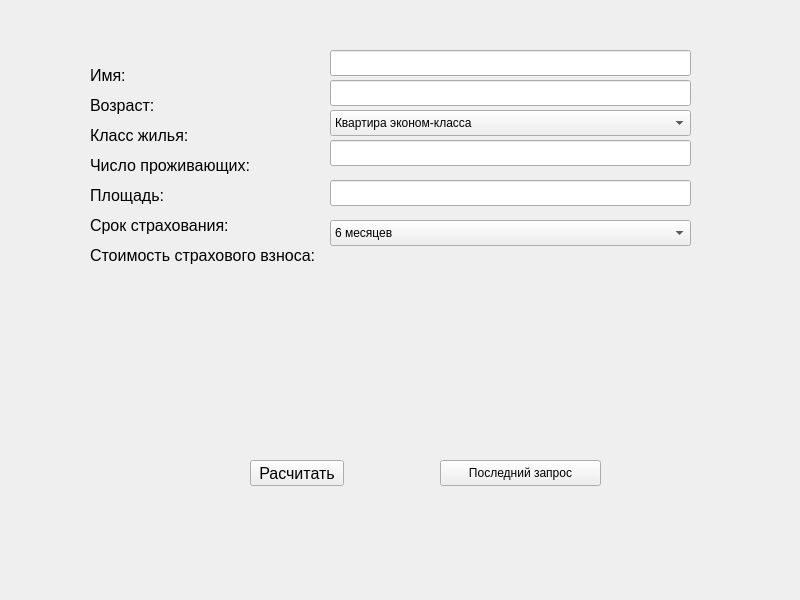
The window that 2 curs/2_half/OOP/lab6/widget.ui (Weit145/OP-SUAI-4431) describes before a commit, drawn with Qt 5.
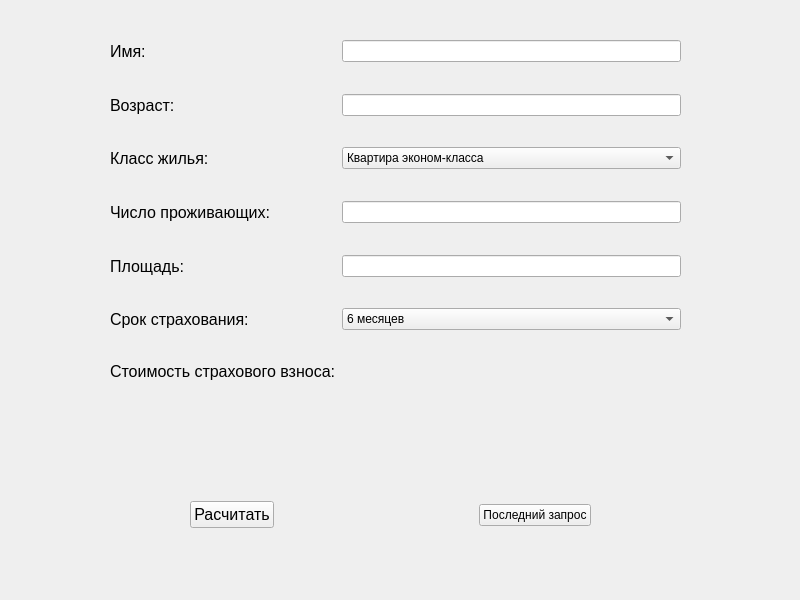
The same window after the commit.

Commit message: Add chage :memo:

Patch:
```diff
--- a/2 curs/2_half/OOP/lab6/widget.ui
+++ b/2 curs/2_half/OOP/lab6/widget.ui
@@ -13,15 +13,36 @@
   <property name="windowTitle">
    <string>Widget</string>
   </property>
+  <widget class="QLabel" name="cost">
+   <property name="geometry">
+    <rect>
+     <x>330</x>
+     <y>260</y>
+     <width>66</width>
+     <height>18</height>
+    </rect>
+   </property>
+   <property name="font">
+    <font>
+     <pointsize>12</pointsize>
+    </font>
+   </property>
+   <property name="text">
+    <string/>
+   </property>
+  </widget>
+  <widget class="QWidget" name="formLayoutWidget">
+   <property name="geometry">
+    <rect>
+     <x>110</x>
+     <y>40</y>
+     <width>571</width>
+     <height>341</height>
+    </rect>
+   </property>
+   <layout class="QFormLayout" name="formLayout_2">
+    <item row="0" column="0">
   <widget class="QLabel" name="label">
-   <property name="geometry">
-    <rect>
-     <x>90</x>
-     <y>60</y>
-     <width>71</width>
-     <height>31</height>
-    </rect>
-   </property>
    <property name="font">
     <font>
      <pointsize>12</pointsize>
@@ -31,33 +52,12 @@
     <string>Имя:</string>
    </property>
   </widget>
-  <widget class="QLabel" name="label_2">
-   <property name="geometry">
-    <rect>
-     <x>90</x>
-     <y>90</y>
-     <width>71</width>
-     <height>31</height>
-    </rect>
-   </property>
-   <property name="font">
-    <font>
-     <pointsize>12</pointsize>
-    </font>
-   </property>
-   <property name="text">
-    <string>Возраст:</string>
-   </property>
-  </widget>
+    </item>
+    <item row="0" column="1">
+     <widget class="QLineEdit" name="owner"/>
+    </item>
+    <item row="4" column="0">
   <widget class="QLabel" name="label_3">
-   <property name="geometry">
-    <rect>
-     <x>90</x>
-     <y>120</y>
-     <width>111</width>
-     <height>31</height>
-    </rect>
-   </property>
    <property name="font">
     <font>
      <pointsize>12</pointsize>
@@ -67,15 +67,48 @@
     <string>Класс жилья:</string>
    </property>
   </widget>
+    </item>
+    <item row="4" column="1">
+     <widget class="QComboBox" name="estateType">
+      <item>
+       <property name="text">
+        <string>Квартира эконом-класса</string>
+       </property>
+      </item>
+      <item>
+       <property name="text">
+        <string>Элитная квартира</string>
+       </property>
+      </item>
+      <item>
+       <property name="text">
+        <string>Таун-хаус</string>
+       </property>
+      </item>
+      <item>
+       <property name="text">
+        <string>Коттедж</string>
+       </property>
+      </item>
+     </widget>
+    </item>
+    <item row="2" column="0">
+     <widget class="QLabel" name="label_2">
+      <property name="font">
+       <font>
+        <pointsize>12</pointsize>
+       </font>
+      </property>
+      <property name="text">
+       <string>Возраст:</string>
+      </property>
+     </widget>
+    </item>
+    <item row="2" column="1">
+     <widget class="QLineEdit" name="age"/>
+    </item>
+    <item row="6" column="0">
   <widget class="QLabel" name="label_4">
-   <property name="geometry">
-    <rect>
-     <x>90</x>
-     <y>150</y>
-     <width>181</width>
-     <height>31</height>
-    </rect>
-   </property>
    <property name="font">
     <font>
      <pointsize>12</pointsize>
@@ -85,15 +118,12 @@
     <string>Число проживающих:</string>
    </property>
   </widget>
+    </item>
+    <item row="6" column="1">
+     <widget class="QLineEdit" name="residents"/>
+    </item>
+    <item row="8" column="0">
   <widget class="QLabel" name="label_5">
-   <property name="geometry">
-    <rect>
-     <x>90</x>
-     <y>180</y>
-     <width>111</width>
-     <height>31</height>
-    </rect>
-   </property>
    <property name="font">
     <font>
      <pointsize>12</pointsize>
@@ -103,15 +133,12 @@
     <string>Площадь:</string>
    </property>
   </widget>
+    </item>
+    <item row="8" column="1">
+     <widget class="QLineEdit" name="area"/>
+    </item>
+    <item row="10" column="0">
   <widget class="QLabel" name="label_6">
-   <property name="geometry">
-    <rect>
-     <x>90</x>
-     <y>210</y>
-     <width>161</width>
-     <height>31</height>
-    </rect>
-   </property>
    <property name="font">
     <font>
      <pointsize>12</pointsize>
@@ -121,103 +148,9 @@
     <string>Срок страхования:</string>
    </property>
   </widget>
-  <widget class="QLabel" name="label_7">
-   <property name="geometry">
-    <rect>
-     <x>90</x>
-     <y>240</y>
-     <width>251</width>
-     <height>31</height>
-    </rect>
-   </property>
-   <property name="font">
-    <font>
-     <pointsize>12</pointsize>
-    </font>
-   </property>
-   <property name="text">
-    <string>Стоимость страхового взноса:</string>
-   </property>
-  </widget>
-  <widget class="QLineEdit" name="owner">
-   <property name="geometry">
-    <rect>
-     <x>330</x>
-     <y>50</y>
-     <width>361</width>
-     <height>26</height>
-    </rect>
-   </property>
-  </widget>
-  <widget class="QLineEdit" name="age">
-   <property name="geometry">
-    <rect>
-     <x>330</x>
-     <y>80</y>
-     <width>361</width>
-     <height>26</height>
-    </rect>
-   </property>
-  </widget>
-  <widget class="QLineEdit" name="residents">
-   <property name="geometry">
-    <rect>
-     <x>330</x>
-     <y>140</y>
-     <width>361</width>
-     <height>26</height>
-    </rect>
-   </property>
-  </widget>
-  <widget class="QLineEdit" name="area">
-   <property name="geometry">
-    <rect>
-     <x>330</x>
-     <y>180</y>
-     <width>361</width>
-     <height>26</height>
-    </rect>
-   </property>
-  </widget>
-  <widget class="QComboBox" name="estateType">
-   <property name="geometry">
-    <rect>
-     <x>330</x>
-     <y>110</y>
-     <width>361</width>
-     <height>26</height>
-    </rect>
-   </property>
-   <item>
-    <property name="text">
-     <string>Квартира эконом-класса</string>
-    </property>
-   </item>
-   <item>
-    <property name="text">
-     <string>Элитная квартира</string>
-    </property>
-   </item>
-   <item>
-    <property name="text">
-     <string>Таун-хаус</string>
-    </property>
-   </item>
-   <item>
-    <property name="text">
-     <string>Коттедж</string>
-    </property>
-   </item>
-  </widget>
+    </item>
+    <item row="10" column="1">
   <widget class="QComboBox" name="period">
-   <property name="geometry">
-    <rect>
-     <x>330</x>
-     <y>220</y>
-     <width>361</width>
-     <height>26</height>
-    </rect>
-   </property>
    <item>
     <property name="text">
      <string>6 месяцев</string>
@@ -234,15 +167,111 @@
     </property>
    </item>
   </widget>
+    </item>
+    <item row="12" column="0">
+     <widget class="QLabel" name="label_7">
+      <property name="font">
+       <font>
+        <pointsize>12</pointsize>
+       </font>
+      </property>
+      <property name="text">
+       <string>Стоимость страхового взноса:</string>
+      </property>
+     </widget>
+    </item>
+    <item row="1" column="0">
+     <spacer name="verticalSpacer">
+      <property name="orientation">
+       <enum>Qt::Vertical</enum>
+      </property>
+      <property name="sizeHint" stdset="0">
+       <size>
+        <width>20</width>
+        <height>40</height>
+       </size>
+      </property>
+     </spacer>
+    </item>
+    <item row="3" column="0">
+     <spacer name="verticalSpacer_2">
+      <property name="orientation">
+       <enum>Qt::Vertical</enum>
+      </property>
+      <property name="sizeHint" stdset="0">
+       <size>
+        <width>20</width>
+        <height>40</height>
+       </size>
+      </property>
+     </spacer>
+    </item>
+    <item row="5" column="0">
+     <spacer name="verticalSpacer_3">
+      <property name="orientation">
+       <enum>Qt::Vertical</enum>
+      </property>
+      <property name="sizeHint" stdset="0">
+       <size>
+        <width>20</width>
+        <height>40</height>
+       </size>
+      </property>
+     </spacer>
+    </item>
+    <item row="7" column="0">
+     <spacer name="verticalSpacer_4">
+      <property name="orientation">
+       <enum>Qt::Vertical</enum>
+      </property>
+      <property name="sizeHint" stdset="0">
+       <size>
+        <width>20</width>
+        <height>40</height>
+       </size>
+      </property>
+     </spacer>
+    </item>
+    <item row="9" column="0">
+     <spacer name="verticalSpacer_5">
+      <property name="orientation">
+       <enum>Qt::Vertical</enum>
+      </property>
+      <property name="sizeHint" stdset="0">
+       <size>
+        <width>20</width>
+        <height>40</height>
+       </size>
+      </property>
+     </spacer>
+    </item>
+    <item row="11" column="0">
+     <spacer name="verticalSpacer_6">
+      <property name="orientation">
+       <enum>Qt::Vertical</enum>
+      </property>
+      <property name="sizeHint" stdset="0">
+       <size>
+        <width>20</width>
+        <height>40</height>
+       </size>
+      </property>
+     </spacer>
+    </item>
+   </layout>
+  </widget>
+  <widget class="QWidget" name="">
+   <property name="geometry">
+    <rect>
+     <x>190</x>
+     <y>500</y>
+     <width>401</width>
+     <height>30</height>
+    </rect>
+   </property>
+   <layout class="QHBoxLayout" name="horizontalLayout">
+    <item>
   <widget class="QPushButton" name="btnCalc">
-   <property name="geometry">
-    <rect>
-     <x>250</x>
-     <y>460</y>
-     <width>94</width>
-     <height>26</height>
-    </rect>
-   </property>
    <property name="font">
     <font>
      <pointsize>12</pointsize>
@@ -252,36 +281,28 @@
     <string>Расчитать</string>
    </property>
   </widget>
+    </item>
+    <item>
+     <spacer name="horizontalSpacer">
+      <property name="orientation">
+       <enum>Qt::Horizontal</enum>
+      </property>
+      <property name="sizeHint" stdset="0">
+       <size>
+        <width>40</width>
+        <height>20</height>
+       </size>
+      </property>
+     </spacer>
+    </item>
+    <item>
   <widget class="QPushButton" name="btnUndo">
-   <property name="geometry">
-    <rect>
-     <x>440</x>
-     <y>460</y>
-     <width>161</width>
-     <height>26</height>
-    </rect>
-   </property>
    <property name="text">
     <string>Последний запрос</string>
    </property>
   </widget>
-  <widget class="QLabel" name="cost">
-   <property name="geometry">
-    <rect>
-     <x>330</x>
-     <y>260</y>
-     <width>66</width>
-     <height>18</height>
-    </rect>
-   </property>
-   <property name="font">
-    <font>
-     <pointsize>12</pointsize>
-    </font>
-   </property>
-   <property name="text">
-    <string/>
-   </property>
+    </item>
+   </layout>
   </widget>
  </widget>
  <resources/>
```
Lines whose indentation alone changed are shown as unchanged. The commit also changes 1 other file.
